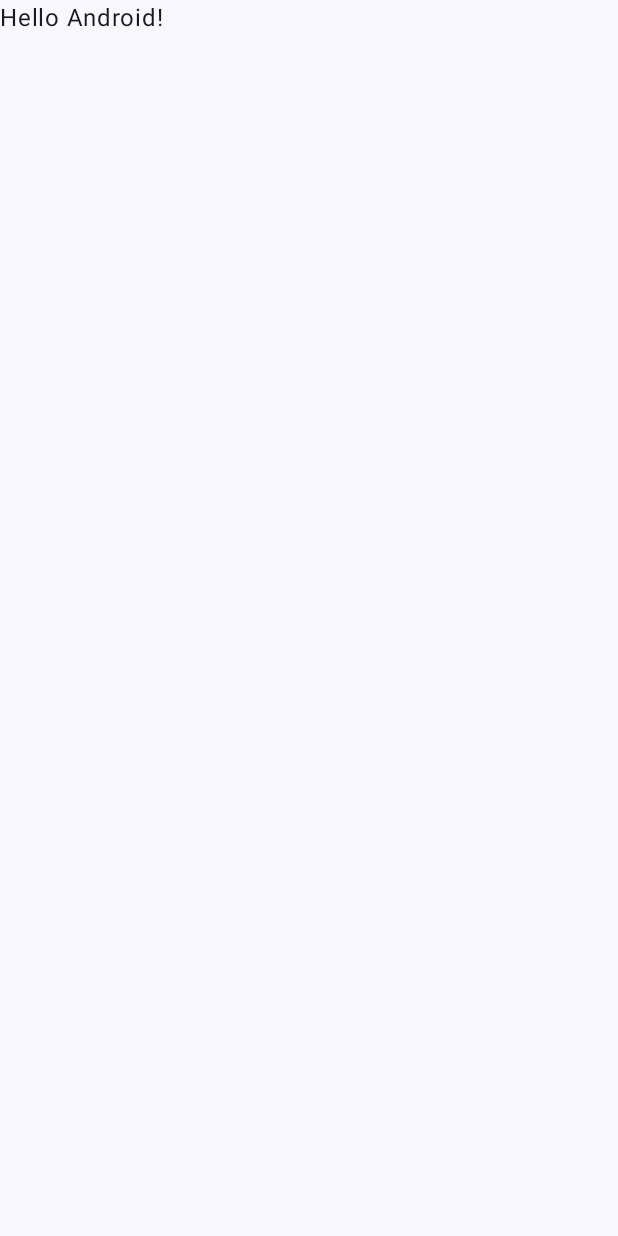
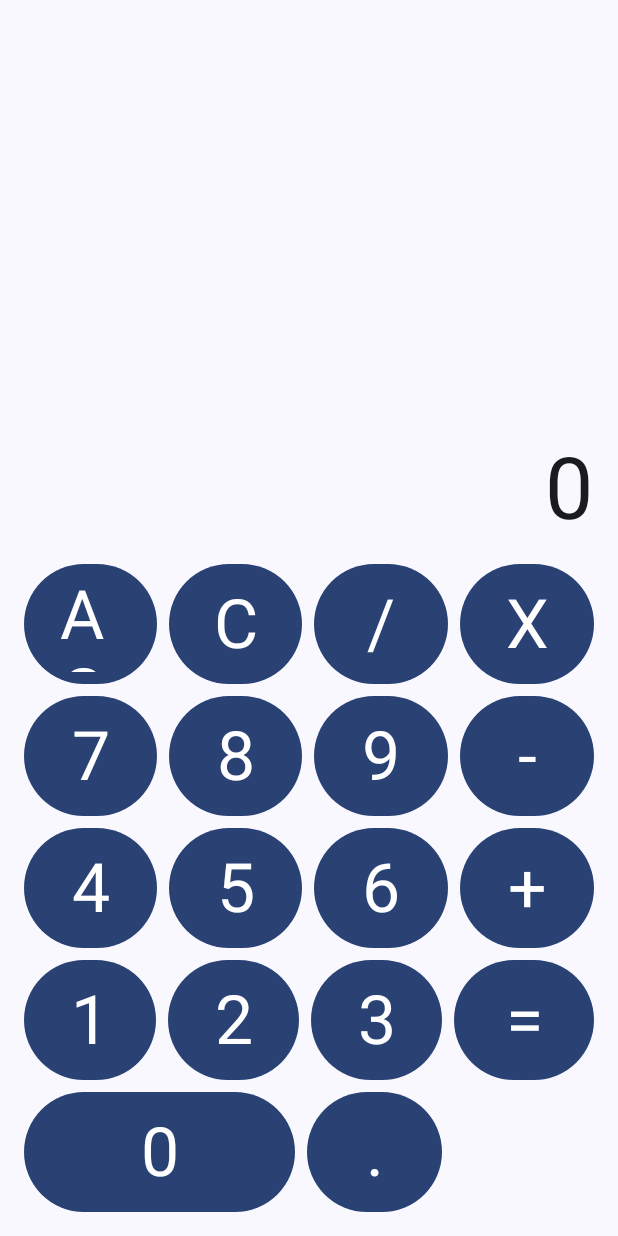
Before and after one commit to EnesEfeTokta/MyCalculator-Exercises, an Android app built with Jetpack Compose: the screen it shows after launch (MainActivity), on a phone screen of 412 x 824 dp. Before the commit the screen is almost empty. Run offline under Robolectric (Android 15) with nearby library versions, the phone set to English and light mode, and no system bars.

Commit message:
Update to compileSdk 36 and add calculator UI
Bumped compileSdk version from 35 to 36 in build.gradle.kts. Replaced the default greeting with a basic calculator UI layout in MainActivity.kt using Jetpack Compose, including buttons and display area.

```diff
--- a/app/build.gradle.kts
+++ b/app/build.gradle.kts
@@ -6,7 +6,7 @@ plugins {
 
 android {
     namespace = "com.enesefetokta.mycalculator_exercises"
-    compileSdk = 35
+    compileSdk = 36
 
     defaultConfig {
         applicationId = "com.enesefetokta.mycalculator_exercises"
--- a/app/src/main/java/com/enesefetokta/mycalculator_exercises/MainActivity.kt
+++ b/app/src/main/java/com/enesefetokta/mycalculator_exercises/MainActivity.kt
@@ -3,27 +3,36 @@ package com.enesefetokta.mycalculator_exercises
 import android.os.Bundle
 import androidx.activity.ComponentActivity
 import androidx.activity.compose.setContent
-import androidx.activity.enableEdgeToEdge
+import androidx.compose.foundation.layout.Arrangement
+import androidx.compose.foundation.layout.Box
+import androidx.compose.foundation.layout.Column
+import androidx.compose.foundation.layout.Row
+import androidx.compose.foundation.layout.Spacer
 import androidx.compose.foundation.layout.fillMaxSize
+import androidx.compose.foundation.layout.fillMaxWidth
+import androidx.compose.foundation.layout.height
 import androidx.compose.foundation.layout.padding
-import androidx.compose.material3.Scaffold
+import androidx.compose.material3.Button
+import androidx.compose.material3.MaterialTheme
+import androidx.compose.material3.Surface
 import androidx.compose.material3.Text
 import androidx.compose.runtime.Composable
+import androidx.compose.ui.Alignment
 import androidx.compose.ui.Modifier
 import androidx.compose.ui.tooling.preview.Preview
+import androidx.compose.ui.unit.dp
 import com.enesefetokta.mycalculator_exercises.ui.theme.MyCalculatorExercisesTheme
 
 class MainActivity : ComponentActivity() {
     override fun onCreate(savedInstanceState: Bundle?) {
         super.onCreate(savedInstanceState)
-        enableEdgeToEdge()
         setContent {
             MyCalculatorExercisesTheme {
-                Scaffold(modifier = Modifier.fillMaxSize()) { innerPadding ->
-                    Greeting(
-                        name = "Android",
-                        modifier = Modifier.padding(innerPadding)
-                    )
+                Surface(
+                    modifier = Modifier.fillMaxSize(),
+                    color = MaterialTheme.colorScheme.background
+                ) {
+                    CalculatorApp()
                 }
             }
         }
@@ -31,17 +40,111 @@ class MainActivity : ComponentActivity() {
 }
 
 @Composable
-fun Greeting(name: String, modifier: Modifier = Modifier) {
-    Text(
-        text = "Hello $name!",
-        modifier = modifier
-    )
+fun CalculatorApp() {
+    Column(
+        modifier = Modifier
+            .fillMaxSize()
+            .padding(16.dp),
+        verticalArrangement = Arrangement.Center
+    ) {
+        Box(
+            modifier = Modifier
+                .fillMaxWidth()
+                .weight(1f),
+            contentAlignment = Alignment.BottomEnd
+        ) {
+            Text(
+                text = "0",
+                style = MaterialTheme.typography.displayLarge,
+            )
+        }
+
+        Spacer(modifier = Modifier.height(16.dp))
+
+        Column(
+            verticalArrangement = Arrangement.spacedBy(8.dp)
+        ) {
+            Row(
+                modifier = Modifier.fillMaxWidth(),
+                horizontalArrangement = Arrangement.spacedBy(8.dp)
+            ) {
+                CalculatorButton(text = "AC", modifier = Modifier.weight(1f))
+                CalculatorButton(text = "C", modifier = Modifier.weight(1f))
+                CalculatorButton(text = "/", modifier = Modifier.weight(1f))
+                CalculatorButton(text = "X", modifier = Modifier.weight(1f))
+            }
+
+            Row(
+                modifier = Modifier.fillMaxWidth(),
+                horizontalArrangement = Arrangement.spacedBy(8.dp)
+            ) {
+                CalculatorButton(text = "7", modifier = Modifier.weight(1f))
+                CalculatorButton(text = "8", modifier = Modifier.weight(1f))
+                CalculatorButton(text = "9", modifier = Modifier.weight(1f))
+                CalculatorButton(text = "-", modifier = Modifier.weight(1f))
+            }
+
+            Row(
+                modifier = Modifier.fillMaxWidth(),
+                horizontalArrangement = Arrangement.spacedBy(8.dp)
+            ) {
+                CalculatorButton(text = "4", modifier = Modifier.weight(1f))
+                CalculatorButton(text = "5", modifier = Modifier.weight(1f))
+                CalculatorButton(text = "6", modifier = Modifier.weight(1f))
+                CalculatorButton(text = "+", modifier = Modifier.weight(1f))
+            }
+
+            Row(
+                modifier = Modifier.fillMaxWidth(),
+                horizontalArrangement = Arrangement.spacedBy(8.dp)
+            ) {
+                Column(
+                    modifier = Modifier.weight(3f),
+                    verticalArrangement = Arrangement.spacedBy(8.dp)
+                ) {
+                    Row(horizontalArrangement = Arrangement.spacedBy(8.dp)) {
+                        CalculatorButton(text = "1", modifier = Modifier.weight(1f))
+                        CalculatorButton(text = "2", modifier = Modifier.weight(1f))
+                        CalculatorButton(text = "3", modifier = Modifier.weight(1f))
+                    }
+                    Row(horizontalArrangement = Arrangement.spacedBy(8.dp)) {
+                        CalculatorButton(
+                            text = "0",
+                            modifier = Modifier.weight(2f)
+                        )
+                        CalculatorButton(text = ".", modifier = Modifier.weight(1f))
+                    }
+                }
+
+                CalculatorButton(
+                    text = "=",
+                    modifier = Modifier.weight(1f).fillMaxWidth()
+                )
+            }
+        }
+    }
+}
+
+@Composable
+fun CalculatorButton(
+    text: String,
+    modifier: Modifier = Modifier
+) {
+    Button(
+        onClick = { /* Boş dursun */ },
+        modifier = modifier.height(80.dp),
+    ) {
+        Text(
+            text = text,
+            style = MaterialTheme.typography.displayMedium
+        )
+    }
 }
 
 @Preview(showBackground = true)
 @Composable
-fun GreetingPreview() {
+fun CalculatorAppPreview() {
     MyCalculatorExercisesTheme {
-        Greeting("Android")
+        CalculatorApp()
     }
 }
```
